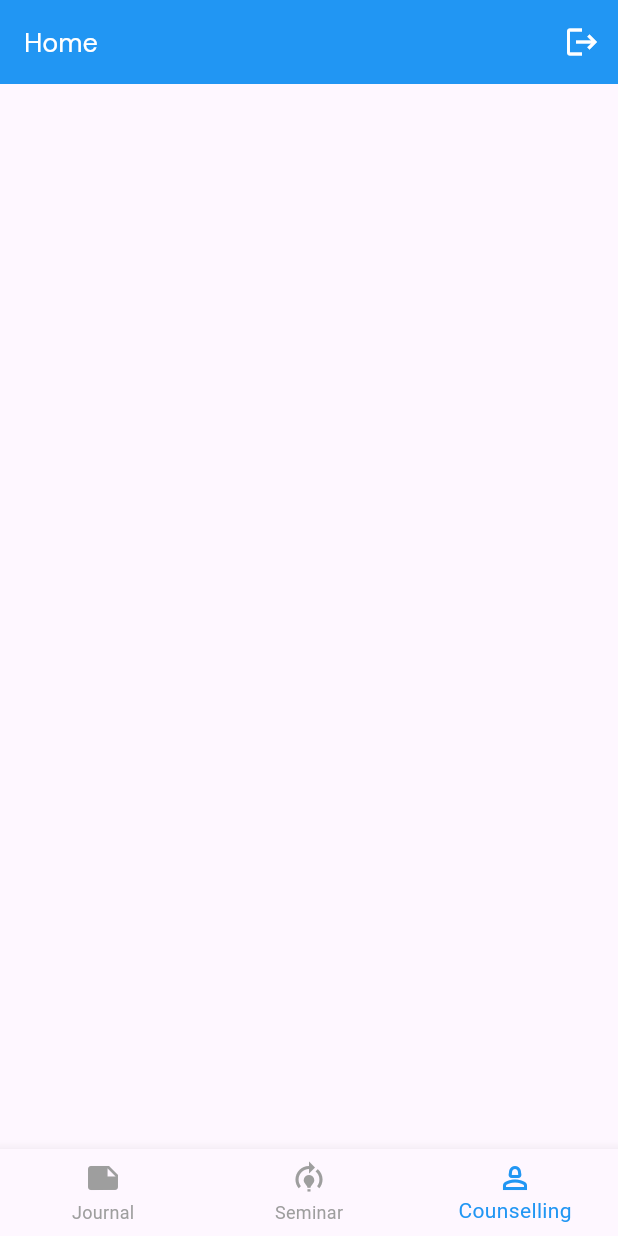
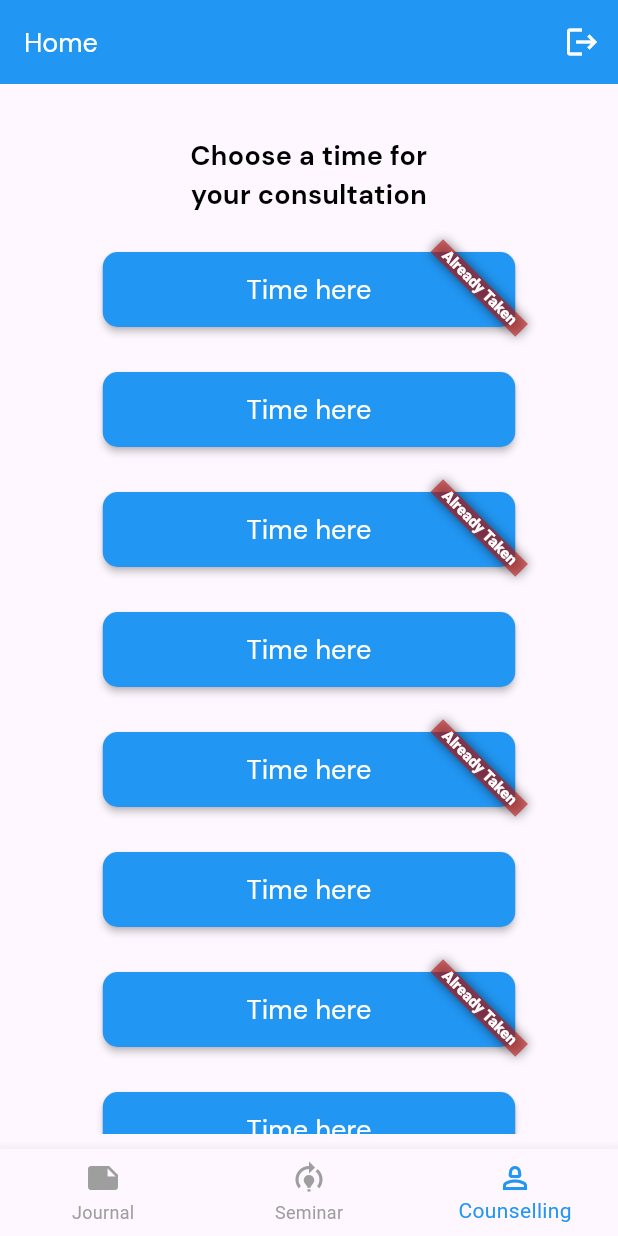
Before and after one commit to lansoyyy/mental_health_app, a Flutter app: the HomeScreen screen opened directly, item 3 of the bottom bar chosen, on a phone screen of 412 x 824 dp. Run offline on Flutter 3.47's test engine with Material 3 defaults, Android fonts, the phone set to English and light mode, and no system bars; our stand-ins replace fluttertoast.

Commit message:
added counselling tab ui

```diff
--- a/lib/main.dart
+++ b/lib/main.dart
@@ -1,5 +1,6 @@
 import 'package:flutter/material.dart';
 import 'package:mental_health_app/screens/auth/landing_screen.dart';
+import 'package:mental_health_app/screens/home_screen.dart';
 
 void main() {
   runApp(const MyApp());
@@ -12,7 +13,7 @@ class MyApp extends StatelessWidget {
   @override
   Widget build(BuildContext context) {
     return const MaterialApp(
-      home: LandingScreen(),
+      home: HomeScreen(),
     );
   }
 }
--- a/lib/screens/home_screen.dart
+++ b/lib/screens/home_screen.dart
@@ -1,4 +1,5 @@
 import 'package:flutter/material.dart';
+import 'package:mental_health_app/screens/tabs/counselling_tab.dart';
 import 'package:mental_health_app/screens/tabs/journal_tab.dart';
 import 'package:mental_health_app/screens/tabs/seminar_tab.dart';
 import 'package:mental_health_app/widgets/textfield_widget.dart';
@@ -21,7 +22,7 @@ class _HomeScreenState extends State<HomeScreen> {
   static final List<Widget> _widgetOptions = <Widget>[
     const JournalTab(),
     const SeminarTab(),
-    const SizedBox(),
+    const CounsellingTab(),
   ];
 
   void _onItemTapped(int index) {
--- /dev/null
+++ b/lib/screens/tabs/counselling_tab.dart
@@ -0,0 +1,71 @@
+import 'package:flutter/material.dart';
+import 'package:mental_health_app/screens/chat_screen.dart';
+import 'package:mental_health_app/widgets/button_widget.dart';
+import 'package:mental_health_app/widgets/text_widget.dart';
+import 'package:mental_health_app/widgets/textfield_widget.dart';
+
+class CounsellingTab extends StatefulWidget {
+  const CounsellingTab({super.key});
+
+  @override
+  State<CounsellingTab> createState() => _CounsellingTabState();
+}
+
+class _CounsellingTabState extends State<CounsellingTab> {
+  final venue = TextEditingController();
+  final speaker = TextEditingController();
+  final topic = TextEditingController();
+  @override
+  Widget build(BuildContext context) {
+    return Padding(
+      padding: const EdgeInsets.all(10.0),
+      child: Column(
+        crossAxisAlignment: CrossAxisAlignment.center,
+        children: [
+          const SizedBox(
+            height: 25,
+          ),
+          TextWidget(
+            text: 'Choose a time for\nyour consultation',
+            fontSize: 18,
+            fontFamily: 'Bold',
+          ),
+          const SizedBox(
+            height: 10,
+          ),
+          Expanded(
+            child: ListView.builder(
+              itemBuilder: (context, index) {
+                return Padding(
+                  padding: const EdgeInsets.only(top: 15, bottom: 15),
+                  child: Center(
+                    child: index % 2 != 0
+                        ? ButtonWidget(
+                            label: 'Time here',
+                            onPressed: () {
+                              Navigator.of(context).push(MaterialPageRoute(
+                                  builder: (context) => const ChatScreen()));
+                            },
+                          )
+                        : Banner(
+                            message: 'Already Taken',
+                            location: BannerLocation.topEnd,
+                            layoutDirection: TextDirection.ltr,
+                            child: ButtonWidget(
+                              label: 'Time here',
+                              onPressed: () {
+                                Navigator.of(context).push(MaterialPageRoute(
+                                    builder: (context) => const ChatScreen()));
+                              },
+                            ),
+                          ),
+                  ),
+                );
+              },
+            ),
+          ),
+        ],
+      ),
+    );
+  }
+}
```
Also changed, not shown: lib/screens/chat_screen.dart (added, +89 -0 lines).
